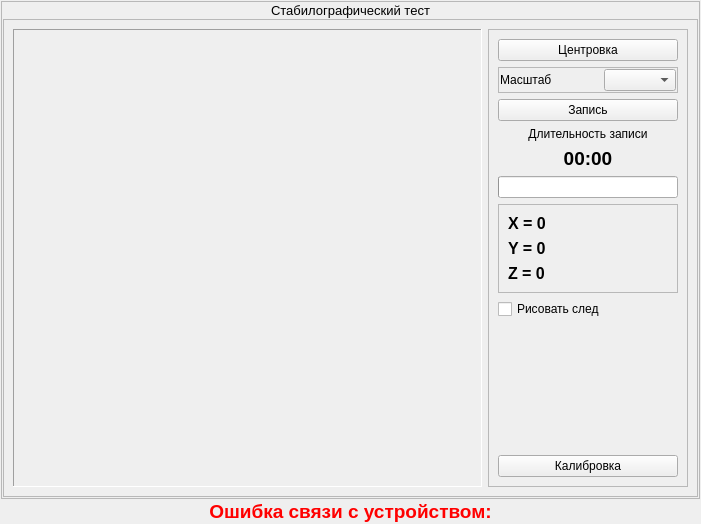
Before: the Qt Designer form metodics/stabtest/stabtestexecute.ui in grigp/a-analyser, drawn with Qt 5.
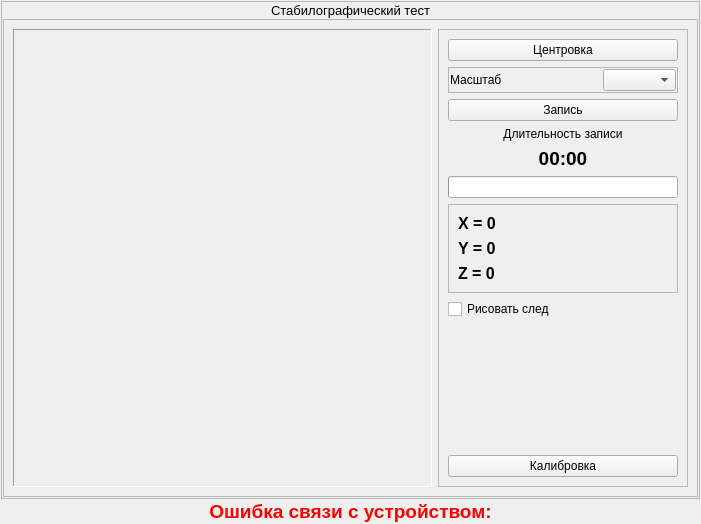
After: the same form once the commit is applied. Icons and pictures are not drawn. Custom widgets are drawn as their Qt base class.

Patch:
```diff
--- a/metodics/stabtest/stabtestexecute.ui
+++ b/metodics/stabtest/stabtestexecute.ui
@@ -187,10 +187,16 @@
            </property>
            <property name="minimumSize">
             <size>
-             <width>200</width>
+             <width>250</width>
              <height>0</height>
             </size>
            </property>
+           <property name="maximumSize">
+            <size>
+             <width>250</width>
+             <height>16777215</height>
+            </size>
+           </property>
            <property name="frameShape">
             <enum>QFrame::StyledPanel</enum>
            </property>
```
